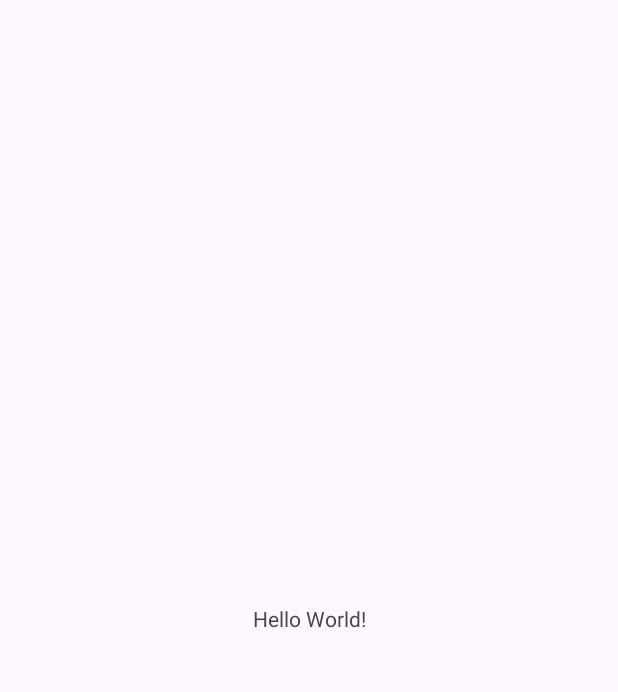
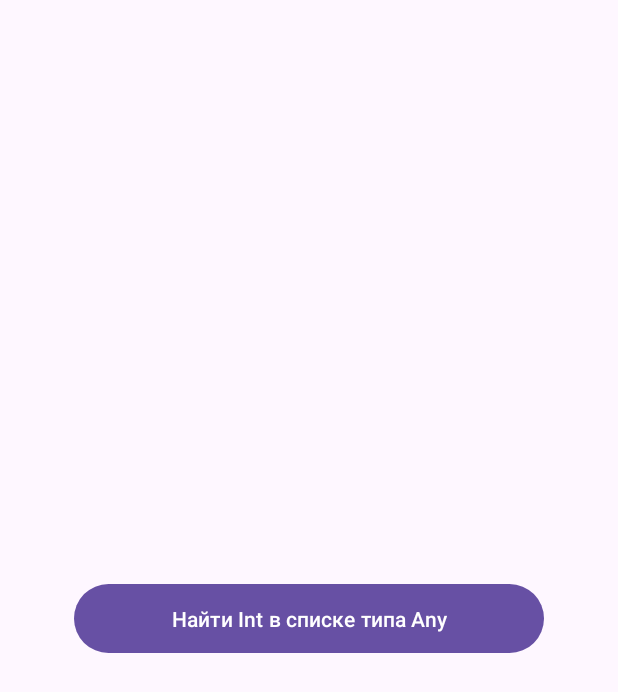
Before and after one commit to pXenia/PracticeEM, an Android app: the screen it shows after launch (MainActivity), on a phone screen of 412 x 824 dp. Before the commit the part shown is almost empty. Shown: the top 692 px of the screen. Run offline under Robolectric (Android 15) with nearby library versions, the phone set to English and light mode, and no system bars.

Commit message:
Добавлено решение задания 3

```diff
--- /dev/null
+++ b/app/src/main/java/com/example/practiceem/practice1/task3/FindInt.kt
@@ -0,0 +1,6 @@
+package com.example.practiceem.practice1.task3
+
+// расширение для поиска Int типов в списке
+fun List<Any>.findInt(): List<Int> {
+    return this.mapNotNull { it as? Int }
+}
--- a/app/src/main/res/layout/activity_main.xml
+++ b/app/src/main/res/layout/activity_main.xml
@@ -7,13 +7,15 @@
     android:layout_height="match_parent"
     tools:context=".MainActivity">
 
-    <TextView
-        android:layout_width="wrap_content"
-        android:layout_height="wrap_content"
-        android:text="Hello World!"
+    <Button
+        android:id="@+id/bt_find_int"
+        android:layout_width="313dp"
+        android:layout_height="54dp"
+        android:text="@string/find_int_in_list_of_any"
         app:layout_constraintBottom_toBottomOf="parent"
         app:layout_constraintEnd_toEndOf="parent"
         app:layout_constraintStart_toStartOf="parent"
-        app:layout_constraintTop_toTopOf="parent" />
+        app:layout_constraintTop_toTopOf="parent"
+        app:layout_constraintVertical_bias="0.5" />
 
 </androidx.constraintlayout.widget.ConstraintLayout>
--- a/app/src/main/res/values/strings.xml
+++ b/app/src/main/res/values/strings.xml
@@ -1,3 +1,4 @@
 <resources>
     <string name="app_name">PracticeEM</string>
+    <string name="find_int_in_list_of_any">Найти Int в списке типа Any</string>
 </resources>
```
Also changed, not shown: app/src/main/java/com/example/practiceem/MainActivity.kt (+23 -0 lines), app/src/main/java/com/example/practiceem/practice1/task3/ClassesToCheck.kt (added, +9 -0 lines).
